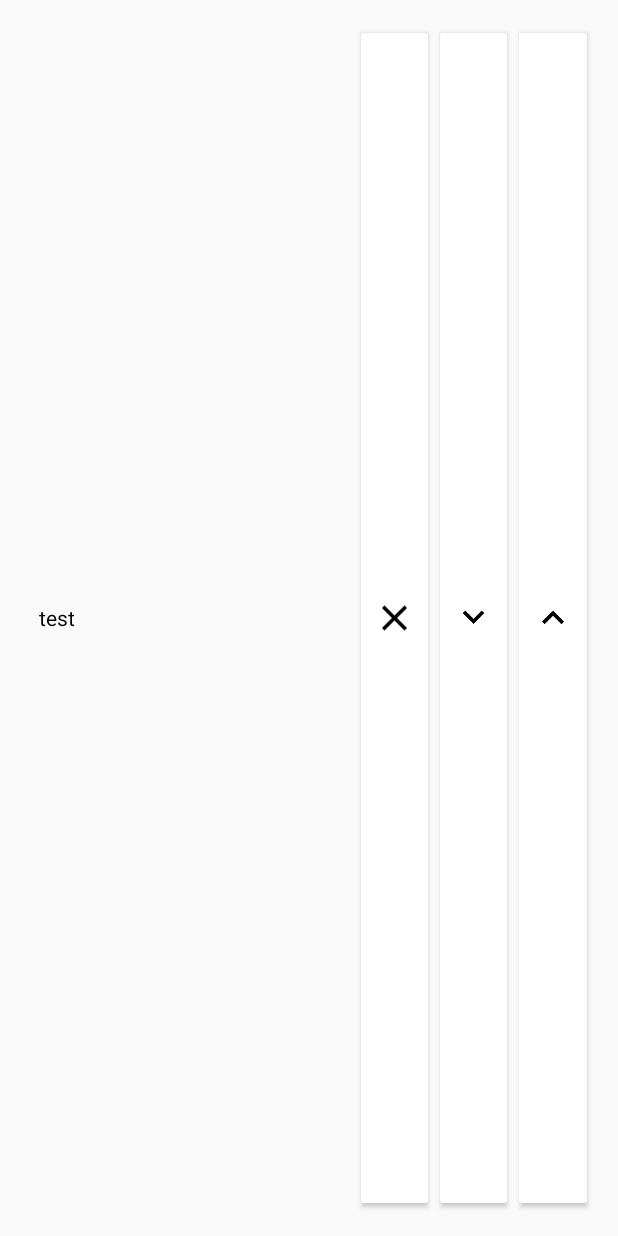
After one commit to juxbo/NZSE_Remote, an Android app: the layout custom_listview.xml on its own in the app's theme, with its tools: preview values and no code run, on a phone screen of 412 x 824 dp. The commit adds this screen. Run offline under Robolectric (Android 15) with nearby library versions, the phone set to English and light mode, and no system bars; network calls fail.

Commit message:
Senderliste shows Sender Some buttons now actually start communication with the TV

```diff
--- a/app/src/main/AndroidManifest.xml
+++ b/app/src/main/AndroidManifest.xml
@@ -18,7 +18,10 @@
                 <category android:name="android.intent.category.LAUNCHER" />
             </intent-filter>
         </activity>
-        <activity android:name=".SenderlisteActivity"></activity>
+        <activity
+            android:name=".SenderlisteActivity"
+            android:label="@string/app_name"
+            android:theme="@style/AppTheme.NoActionBar"/>
     </application>
 
     <uses-permission android:name="android.permission.ACCESS_NETWORK_STATE" />
--- /dev/null
+++ b/app/src/main/res/drawable/clear.xml
@@ -0,0 +1,9 @@
+<vector xmlns:android="http://schemas.android.com/apk/res/android"
+        android:width="24dp"
+        android:height="24dp"
+        android:viewportWidth="24.0"
+        android:viewportHeight="24.0">
+    <path
+        android:fillColor="#FF000000"
+        android:pathData="M19,6.41L17.59,5 12,10.59 6.41,5 5,6.41 10.59,12 5,17.59 6.41,19 12,13.41 17.59,19 19,17.59 13.41,12z"/>
+</vector>
--- /dev/null
+++ b/app/src/main/res/layout/custom_listview.xml
@@ -0,0 +1,48 @@
+<?xml version="1.0" encoding="utf-8"?>
+<LinearLayout xmlns:android="http://schemas.android.com/apk/res/android"
+    xmlns:app="http://schemas.android.com/apk/res-auto"
+    xmlns:tools="http://schemas.android.com/tools"
+    android:id="@+id/listview_senderTestLayout"
+    android:layout_width="match_parent"
+    android:layout_height="match_parent"
+    android:paddingBottom="@dimen/activity_vertical_margin"
+    android:paddingLeft="@dimen/activity_horizontal_margin"
+    android:paddingRight="@dimen/activity_horizontal_margin"
+    android:paddingTop="@dimen/activity_vertical_margin"
+    android:weightSum="1"
+    app:layout_behavior="@string/appbar_scrolling_view_behavior">
+
+    <TextView
+        android:id="@+id/listview_textView"
+        android:layout_width="200dp"
+        android:layout_height="match_parent"
+        android:layout_weight="0.7"
+        android:padding="10dp"
+        android:spinnerMode="dialog"
+        android:textColor="#000"
+        android:textSize="14sp"
+        android:gravity="center_vertical|left"
+        android:text="test" />
+
+    <ImageButton
+        android:id="@+id/listview_button_clear"
+        android:layout_width="50dp"
+        android:layout_height="match_parent"
+        android:src="@drawable/clear"
+        android:layout_weight="0.1"
+        android:onClick="onDeleteRowButtonClicked" />
+
+    <ImageButton
+        android:id="@+id/listview_button_down"
+        android:layout_width="50dp"
+        android:layout_height="match_parent"
+        android:layout_weight="0.1"
+        android:src="@drawable/arrow_down" />
+
+    <ImageButton
+        android:id="@+id/listview_button_up"
+        android:layout_width="50dp"
+        android:layout_height="match_parent"
+        android:layout_weight="0.1"
+        android:src="@drawable/arrow_up" />
+</LinearLayout>
```
Also changed, not shown: app/src/main/java/remote/js/nzse/hda/makeremotesgreatagain/Fernbedienung.java (+13 -10 lines), app/src/main/java/remote/js/nzse/hda/makeremotesgreatagain/SenderlisteActivity.java (+48 -4 lines), app/src/main/res/layout/activity_senderliste.xml (+42 -2 lines), app/src/main/res/menu/menu_senderliste.xml (added, +10 -0 lines), app/src/main/res/layout/custom_spinner.xml (renamed from app/src/main/res/layout/spinner.xml).
